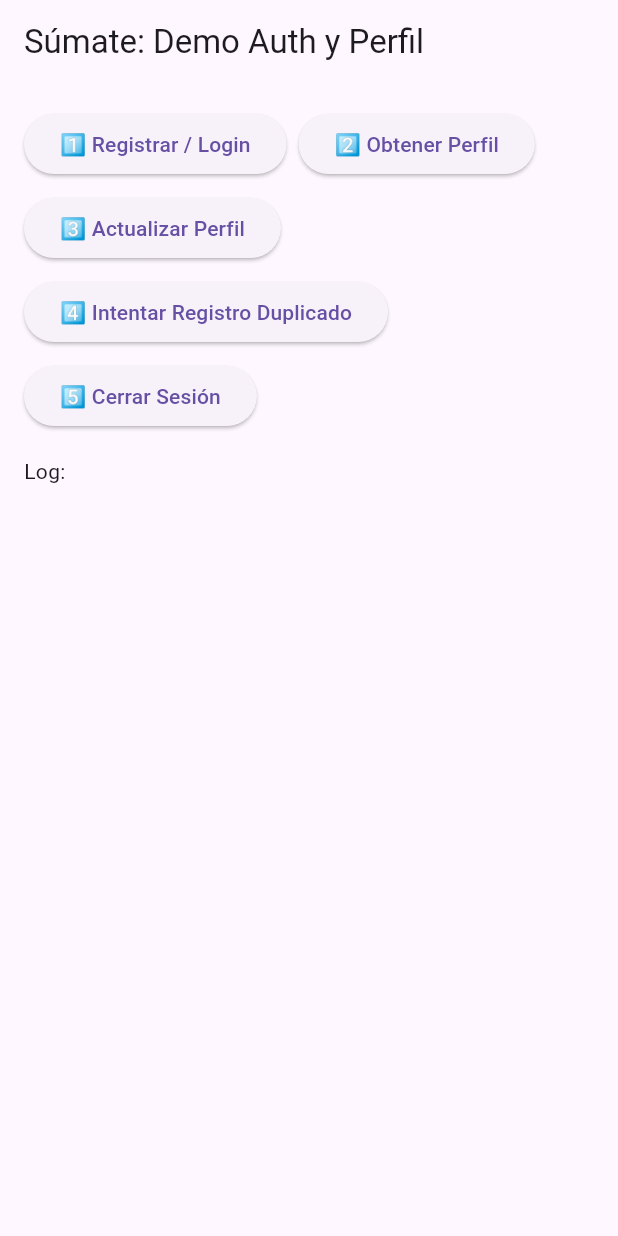
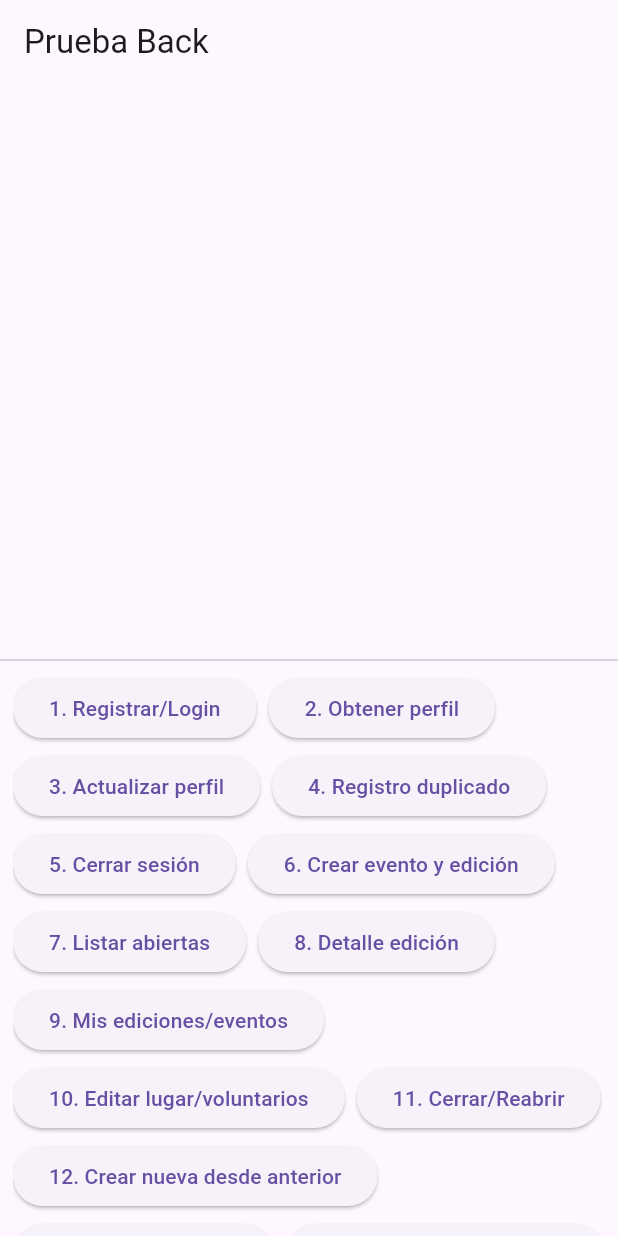
Before and after one commit to gbordae/plataformas-emergentes-labs, a Flutter app: the screen it shows after launch, on a phone screen of 412 x 824 dp. Run offline on Flutter 3.47's test engine with Material 3 defaults, Android fonts, the phone set to English and light mode, and no system bars; our stand-ins replace cloud_firestore, firebase_auth, firebase_core; accounts and stored records are empty.

Commit message:
feat(back): eventos y ediciones

```diff
--- /dev/null
+++ b/Lab_05/sumate/lib/core/errores.dart
@@ -0,0 +1,9 @@
+// lib/core/errores.dart
+
+/// Error de negocio personalizado con mensaje en español.
+class ErrorNegocio implements Exception {
+  final String mensaje;
+  ErrorNegocio(this.mensaje);
+  @override
+  String toString() => mensaje;
+}
--- a/Lab_05/sumate/lib/features/eventos/modelos/convocatoria.dart
+++ b/Lab_05/sumate/lib/features/eventos/modelos/convocatoria.dart
@@ -20,6 +20,24 @@ class Convocatoria {
     this.fechaLimite,
     this.enlaceExterno,
   });
+
+  // copyWith for Convocatoria
+  Convocatoria copyWith({
+    bool? abierta,
+    int? cupos,
+    int? ocupados,
+    String? beneficios,
+    DateTime? fechaLimite,
+    String? enlaceExterno,
+  }) => Convocatoria(
+    abierta: abierta ?? this.abierta,
+    cupos: cupos ?? this.cupos,
+    ocupados: ocupados ?? this.ocupados,
+    beneficios: beneficios ?? this.beneficios,
+    fechaLimite: fechaLimite ?? this.fechaLimite,
+    enlaceExterno: enlaceExterno ?? this.enlaceExterno,
+  );
+
 
   /// Convocatoria cerrada por defecto (sin cupos ni datos).
   const Convocatoria.cerrada()
--- a/Lab_05/sumate/lib/features/eventos/modelos/edicion.dart
+++ b/Lab_05/sumate/lib/features/eventos/modelos/edicion.dart
@@ -40,6 +40,39 @@ class Edicion {
     this.voluntarios = const Convocatoria.cerrada(),
     this.asistentes = const Convocatoria.cerrada(),
   });
+
+  // copyWith for Edicion
+  Edicion copyWith({
+    String? id,
+    String? eventoId,
+    String? eventoNombre,
+    TipoEvento? tipo,
+    String? nombre,
+    DateTime? fechaInicio,
+    DateTime? fechaFin,
+    String? lugar,
+    Modalidad? modalidad,
+    String? universidad,
+    EstadoEdicion? estado,
+    List<String>? organizadores,
+    Convocatoria? voluntarios,
+    Convocatoria? asistentes,
+  }) => Edicion(
+    id: id ?? this.id,
+    eventoId: eventoId ?? this.eventoId,
+    eventoNombre: eventoNombre ?? this.eventoNombre,
+    tipo: tipo ?? this.tipo,
+    nombre: nombre ?? this.nombre,
+    fechaInicio: fechaInicio ?? this.fechaInicio,
+    fechaFin: fechaFin ?? this.fechaFin,
+    lugar: lugar ?? this.lugar,
+    modalidad: modalidad ?? this.modalidad,
+    universidad: universidad ?? this.universidad,
+    estado: estado ?? this.estado,
+    organizadores: organizadores ?? this.organizadores,
+    voluntarios: voluntarios ?? this.voluntarios,
+    asistentes: asistentes ?? this.asistentes,
+  );
 
   // ── Lógica de negocio ───────────────────────────────────────────────────
 
--- a/Lab_05/sumate/lib/features/eventos/modelos/evento.dart
+++ b/Lab_05/sumate/lib/features/eventos/modelos/evento.dart
@@ -22,6 +22,22 @@ class Evento {
     required this.entidad,
     this.administradores = const [],
   });
+
+  Evento copyWith({
+    String? id,
+    String? nombre,
+    TipoEvento? tipo,
+    String? descripcion,
+    String? entidad,
+    List<String>? administradores,
+  }) => Evento(
+    id: id ?? this.id,
+    nombre: nombre ?? this.nombre,
+    tipo: tipo ?? this.tipo,
+    descripcion: descripcion ?? this.descripcion,
+    entidad: entidad ?? this.entidad,
+    administradores: administradores ?? this.administradores,
+  );
 
   // ── Deserialización ─────────────────────────────────────────────────────
 
--- /dev/null
+++ b/Lab_05/sumate/lib/features/eventos/servicios/edicion_service.dart
@@ -0,0 +1,139 @@
+// lib/features/eventos/servicios/edicion_service.dart
+import 'package:cloud_firestore/cloud_firestore.dart';
+import '../../../core/errores.dart';
+import '../modelos/edicion.dart';
+import '../modelos/evento.dart';
+import '../modelos/convocatoria.dart';
+import '../../../core/enums.dart';
+
+class EdicionService {
+  final FirebaseFirestore _firestore;
+
+  EdicionService({FirebaseFirestore? firestore})
+      : _firestore = firestore ?? FirebaseFirestore.instance;
+
+  Future<String> crear(Edicion edicion) async {
+    final docRef = _firestore.collection('ediciones').doc();
+    final data = edicion.copyWith(id: docRef.id).toMap();
+    await docRef.set(data);
+    return docRef.id;
+  }
+
+  Future<Edicion?> obtener(String id) async {
+    final doc = await _firestore.collection('ediciones').doc(id).get();
+    if (!doc.exists) return null;
+    return Edicion.fromFirestore(doc);
+  }
+
+  Future<List<Edicion>> misEdicionesAbiertas(String uid) async {
+    final query = await _firestore
+        .collection('ediciones')
+        .where('organizadores', arrayContains: uid)
+        .where('estado', isEqualTo: EstadoEdicion.abierta.name)
+        .get();
+    return query.docs.map((d) => Edicion.fromFirestore(d)).toList();
+  }
+
+  Future<List<Edicion>> misEdicionesAbiertasFiltros(String uid, {TipoEvento? tipo}) async {
+    var col = _firestore.collection('ediciones')
+        .where('organizadores', arrayContains: uid)
+        .where('estado', isEqualTo: EstadoEdicion.abierta.name);
+    if (tipo != null) {
+      col = col.where('tipo', isEqualTo: tipo.name);
+    }
+    final query = await col.get();
+    return query.docs.map((d) => Edicion.fromFirestore(d)).toList();
+  }
+
+  Future<List<Edicion>> misEdiciones(String uid) async {
+    final query = await _firestore
+        .collection('ediciones')
+        .where('organizadores', arrayContains: uid)
+        .get();
+    return query.docs.map((d) => Edicion.fromFirestore(d)).toList();
+  }
+
+  Future<void> editar(Edicion edicion) async {
+    final docRef = _firestore.collection('ediciones').doc(edicion.id);
+    final exists = await docRef.get();
+    if (!exists.exists) throw ErrorNegocio('Edición no encontrada');
+    await docRef.update(edicion.toMap());
+  }
+
+  Future<void> cerrar(String id) async {
+    final docRef = _firestore.collection('ediciones').doc(id);
+    final snap = await docRef.get();
+    if (!snap.exists) throw ErrorNegocio('Edición no encontrada');
+    await docRef.update({'estado': EstadoEdicion.cerrada.name});
+  }
+
+  Future<void> reabrir(String id) async {
+    final docRef = _firestore.collection('ediciones').doc(id);
+    final snap = await docRef.get();
+    if (!snap.exists) throw ErrorNegocio('Edición no encontrada');
+    await docRef.update({'estado': EstadoEdicion.abierta.name});
+  }
+
+  Future<String> crearNuevaEdicionDesde(String sourceId) async {
+    final source = await obtener(sourceId);
+    if (source == null) throw ErrorNegocio('Edición origen no encontrada');
+    // Build new Convocatoria objects without fechaLimite and reset ocupados
+    final nuevaVoluntarios = Convocatoria(
+      abierta: source.voluntarios.abierta,
+      cupos: source.voluntarios.cupos,
+      ocupados: 0,
+      beneficios: source.voluntarios.beneficios,
+      fechaLimite: null,
+      enlaceExterno: source.voluntarios.enlaceExterno,
+    );
+    final nuevaAsistentes = Convocatoria(
+      abierta: source.asistentes.abierta,
+      cupos: source.asistentes.cupos,
+      ocupados: 0,
+      // asistentes no tienen beneficios
+      fechaLimite: null,
+      enlaceExterno: source.asistentes.enlaceExterno,
+    );
+    final nueva = Edicion(
+      id: '',
+      eventoId: source.eventoId,
+      eventoNombre: source.eventoNombre,
+      tipo: source.tipo,
+      nombre: source.nombre,
+      fechaInicio: source.fechaInicio,
+      fechaFin: source.fechaFin,
+      lugar: source.lugar,
+      modalidad: source.modalidad,
+      universidad: source.universidad,
+      estado: source.estado,
+      organizadores: source.organizadores,
+      voluntarios: nuevaVoluntarios,
+      asistentes: nuevaAsistentes,
+    );
+    final newId = await crear(nueva);
+    return newId;
+  }
+
+  /// Crea un evento y su primera edición en una transacción.
+  /// Devuelve el ID de la edición creada.
+  Future<String> crearEventoConPrimeraEdicion({
+    required Evento evento,
+    required Edicion edicion,
+    required String uid,
+  }) async {
+    final batch = _firestore.batch();
+    final eventoRef = _firestore.collection('eventos').doc();
+    final eventoData = evento.copyWith(id: eventoRef.id).toMap();
+    batch.set(eventoRef, eventoData);
+    final edicionRef = _firestore.collection('ediciones').doc();
+    final edicionData = edicion.copyWith(
+      id: edicionRef.id,
+      eventoId: eventoRef.id,
+      eventoNombre: evento.nombre,
+      organizadores: [uid],
+    ).toMap();
+    batch.set(edicionRef, edicionData);
+    await batch.commit();
+    return edicionRef.id;
+  }
+}
--- /dev/null
+++ b/Lab_05/sumate/lib/features/eventos/servicios/evento_service.dart
@@ -0,0 +1,28 @@
+// lib/features/eventos/servicios/evento_service.dart
+import 'package:cloud_firestore/cloud_firestore.dart';
+import '../modelos/evento.dart';
+
+/// Servicio para gestionar eventos.
+class EventoService {
+  final FirebaseFirestore _firestore;
+
+  EventoService({FirebaseFirestore? firestore})
+      : _firestore = firestore ?? FirebaseFirestore.instance;
+
+  /// Obtiene un [Evento] por su ID.
+  Future<Evento?> obtener(String eventoId) async {
+    final doc = await _firestore.collection('eventos').doc(eventoId).get();
+    if (!doc.exists) return null;
+    return Evento.fromFirestore(doc);
+  }
+
+  /// Lista los eventos donde el usuario es administrador.
+  /// No se aplica orderBy en la consulta; el cliente puede ordenar por nombre.
+  Future<List<Evento>> misEventos(String uid) async {
+    final query = await _firestore
+        .collection('eventos')
+        .where('administradores', arrayContains: uid)
+        .get();
+    return query.docs.map((d) => Evento.fromFirestore(d)).toList();
+  }
+}
--- a/Lab_05/sumate/lib/main.dart
+++ b/Lab_05/sumate/lib/main.dart
@@ -9,6 +9,7 @@ import 'package:flutter/material.dart';
 import 'firebase_options.dart';
 import 'features/auth/servicios/auth_service.dart';
 import 'features/perfil/servicios/usuario_service.dart';
+import 'pruebas/prueba_back.dart';
 
 
 // Cambiar a true para usar los emuladores locales
@@ -27,7 +28,7 @@ Future<void> main() async {
     FirebaseFirestore.instance.useFirestoreEmulator(host, 8080);
   }
 
-  runApp(const AuthDemoApp());
+  runApp(const MaterialApp(debugShowCheckedModeBanner: false, home: PruebaBackScreen()));
 }
 
 /// Aplicación de prueba que recorre los pasos solicitados.
--- /dev/null
+++ b/Lab_05/sumate/lib/pruebas/prueba_back.dart
@@ -0,0 +1,293 @@
+// lib/pruebas/prueba_back.dart
+import 'package:flutter/material.dart';
+import 'package:firebase_auth/firebase_auth.dart';
+import 'package:cloud_firestore/cloud_firestore.dart';
+
+import '../features/auth/servicios/auth_service.dart';
+import '../features/perfil/servicios/usuario_service.dart';
+import '../features/eventos/servicios/evento_service.dart';
+import '../features/eventos/servicios/edicion_service.dart';
+import '../features/eventos/modelos/evento.dart';
+import '../features/eventos/modelos/edicion.dart';
+import '../features/eventos/modelos/convocatoria.dart';
+import '../core/enums.dart';
+import '../core/errores.dart';
+
+/// Pantalla de prueba que ejecuta los pasos 3 y 4 del backend.
+class PruebaBackScreen extends StatefulWidget {
+  const PruebaBackScreen({super.key});
+
+  @override
+  State<PruebaBackScreen> createState() => _PruebaBackScreenState();
+}
+
+class _PruebaBackScreenState extends State<PruebaBackScreen> {
+  final AuthService _authService = AuthService();
+  final UsuarioService _usuarioService = UsuarioService();
+  final EventoService _eventoService = EventoService();
+  final EdicionService _edicionService = EdicionService();
+
+  final List<String> _log = [];
+
+  void _addLog(String msg) => setState(() => _log.add(msg));
+
+  // ---------- Paso 3 ----------
+  Future<void> _registrarLogin() async {
+    const correo = 'prueba@sumate.pe';
+    const password = '123456';
+    const nombre = 'Prueba';
+    try {
+      await _authService.registrar(nombre: nombre, correo: correo, password: password);
+      _addLog('✅ Registro exitoso');
+    } on AuthError catch (e) {
+      if (e.mensaje.contains('ya está en uso')) {
+        try {
+          await _authService.iniciarSesion(correo: correo, password: password);
+          _addLog('⚠️ Usuario ya registrado, login exitoso');
+        } on AuthError catch (e2) {
+          _addLog('❌ Error al login: ${e2.mensaje}');
+        }
+      } else {
+        _addLog('❌ Error registro: ${e.mensaje}');
+      }
+    }
+  }
+
+  Future<void> _obtenerPerfil() async {
+    final uid = _authService.usuarioActual?.uid;
+    if (uid == null) return _addLog('❌ No hay usuario autenticado');
+    final usuario = await _usuarioService.obtener(uid);
+    if (usuario == null) {
+      _addLog('⚠️ Perfil no encontrado');
+    } else {
+      _addLog('✅ Perfil: ${usuario.nombre}, ${usuario.universidad}, ${usuario.carrera}');
+    }
+  }
+
+  Future<void> _actualizarPerfil() async {
+    final uid = _authService.usuarioActual?.uid;
+    if (uid == null) return _addLog('❌ No hay usuario autenticado');
+    final actual = await _usuarioService.obtener(uid);
+    if (actual == null) return _addLog('⚠️ Perfil no encontrado');
+    final actualizado = actual.copyWith(
+      universidad: 'UNSA',
+      carrera: 'Ingeniería de Sistemas',
+      ciclo: 5,
+      habilidades: ['Flutter', 'Diseño'],
+    );
+    await _usuarioService.actualizar(actualizado);
+    _addLog('✅ Perfil actualizado');
+    final revisado = await _usuarioService.obtener(uid);
+    _addLog('🔎 Revisado: ${revisado?.universidad}, ${revisado?.carrera}, ${revisado?.ciclo}');
+  }
+
+  Future<void> _registroDuplicado() async {
+    const correo = 'prueba@sumate.pe';
+    const password = '123456';
+    const nombre = 'PruebaDup';
+    try {
+      await _authService.registrar(nombre: nombre, correo: correo, password: password);
+      _addLog('❌ Registro duplicado inesperado');
+    } on AuthError catch (e) {
+      _addLog('✅ Registro duplicado detectado: ${e.mensaje}');
+    }
+  }
+
+  Future<void> _cerrarSesion() async {
+    await _authService.cerrarSesion();
+    _addLog('✅ Sesión cerrada');
+  }
+
+  // ---------- Paso 4 ----------
+
+  String? _edicionCreadaId;
+
+  Future<void> _crearEventoYEdicion() async {
+    final uid = _authService.usuarioActual?.uid ?? '';
+    final evento = Evento(
+      id: '',
+      nombre: 'Hack4Edu',
+      tipo: TipoEvento.hackathon,
+      descripcion: '',
+      entidad: '',
+      administradores: [uid],
+    );
+    final edicion = Edicion(
+      id: '',
+      eventoId: '',
+      eventoNombre: 'Hack4Edu',
+      tipo: TipoEvento.hackathon,
+      nombre: 'Hack4Edu 2026',
+      fechaInicio: DateTime(2026, 12, 1),
+      fechaFin: DateTime(2026, 12, 3),
+      lugar: 'Campus UNSA',
+      modalidad: Modalidad.hibrido,
+      universidad: 'UNSA',
+      organizadores: [uid],
+      voluntarios: Convocatoria(abierta: true, cupos: 5, ocupados: 0),
+      asistentes: Convocatoria(abierta: true, cupos: 50, ocupados: 0),
+    );
+    final edicionId = await _edicionService.crearEventoConPrimeraEdicion(evento: evento, edicion: edicion, uid: uid);
+    _edicionCreadaId = edicionId;
+    _addLog('✅ Evento y edición creados, edición id=$edicionId');
+  }
+
+  Future<void> _listarAbiertas() async {
+    final uid = _authService.usuarioActual?.uid;
+    if (uid == null) return _addLog('❌ No hay usuario');
+    final abiertas = await _edicionService.misEdicionesAbiertas(uid);
+    _addLog('✅ Ediciones abiertas tot=${abiertas.length}');
+    final hackAbiertas = await _edicionService.misEdicionesAbiertasFiltros(uid, tipo: TipoEvento.hackathon);
+    _addLog('✅ Hackathon abiertas=${hackAbiertas.length}');
+  }
+
+  Future<void> _detalleEdicionCreada() async {
+    final id = _edicionCreadaId;
+    if (id == null) return _addLog('❌ No hay edición creada');
+    final detalle = await _edicionService.obtener(id);
+    _addLog('✅ Detalle edición: ${detalle?.nombre}, lugar=${detalle?.lugar}, voluntarios=${detalle?.voluntarios.cupos}');
+  }
+
+  Future<void> _misEdicionesYEventos() async {
+    final uid = _authService.usuarioActual?.uid;
+    if (uid == null) return _addLog('❌ No hay usuario');
+    final misEdiciones = await _edicionService.misEdiciones(uid);
+    final misEventos = await _eventoService.misEventos(uid);
+    _addLog('✅ Tengo ${misEdiciones.length} ediciones y ${misEventos.length} eventos');
+  }
+
+  Future<void> _editarLugarYVoluntarios() async {
+    final id = _edicionCreadaId;
+    if (id == null) return _addLog('❌ No hay edición');
+    final edicion = await _edicionService.obtener(id);
+    if (edicion == null) return _addLog('❌ Edición no encontrada');
+    final actualizada = edicion.copyWith(
+      lugar: 'Nuevo Campus',
+      voluntarios: edicion.voluntarios.copyWith(cupos: 8, ocupados: 0),
+    );
+    await _edicionService.editar(actualizada);
+    final revisada = await _edicionService.obtener(id);
+    _addLog('✅ Editada: lugar=${revisada?.lugar}, voluntarios max=${revisada?.voluntarios.cupos}, ocupados=${revisada?.voluntarios.ocupados}');
+  }
+
+  Future<void> _cerrarReabrirEdicion() async {
+    final id = _edicionCreadaId;
+    if (id == null) return _addLog('❌ No hay edición');
+    await _edicionService.cerrar(id);
+    final trasCerrar = await _edicionService.obtener(id);
+    _addLog('✅ Estado tras cerrar: ${trasCerrar?.estado}');
+    final uid = _authService.usuarioActual?.uid;
+    if (uid != null) {
+      final abiertas = await _edicionService.misEdicionesAbiertas(uid);
+      final contiene = abiertas.any((e) => e.id == id);
+      _addLog('✅ Aparece en abiertas después de cerrar? $contiene');
+    }
+    await _edicionService.reabrir(id);
+    final trasReabrir = await _edicionService.obtener(id);
+    _addLog('✅ Estado tras reabrir: ${trasReabrir?.estado}');
+  }
+
+  Future<void> _crearNuevaDesdeAnterior() async {
+    final id = _edicionCreadaId;
+    if (id == null) return _addLog('❌ No hay edición fuente');
+    final nuevaId = await _edicionService.crearNuevaEdicionDesde(id);
+    _addLog('✅ Nueva edición creada desde $id con id=$nuevaId');
+  }
+
+  Future<void> _registrarOtroLoginYEditar() async {
+    const correo = 'otro@sumate.pe';
+    const password = '123456';
+    const nombre = 'Otro';
+    try {
+      await _authService.registrar(nombre: nombre, correo: correo, password: password);
+      _addLog('✅ Otro usuario registrado');
+    } on AuthError catch (_) {
+      await _authService.iniciarSesion(correo: correo, password: password);
+      _addLog('✅ Otro usuario login');
+    }
+    try {
+      final edicion = await _edicionService.obtener(_edicionCreadaId ?? '');
+      if (edicion == null) throw ErrorNegocio('Edición no encontrada');
+      final editada = edicion.copyWith(lugar: 'Otro Lugar');
+      await _edicionService.editar(editada);
+      _addLog('❌ Edición editada inesperadamente por otro usuario');
+    } on FirebaseException catch (e) {
+      if (e.code == 'permission-denied') {
+        _addLog('✅ Permission denied al editar como otro usuario');
+      } else {
+        _addLog('❌ Firebase error: ${e.code}');
+      }
+    } on ErrorNegocio catch (e) {
+      _addLog('✅ ErrorNegocio capturado: $e');
+    }
+  }
+
+  Future<void> _registrarOtroLoginYCrearDesde() async {
+    const correo = 'otro2@sumate.pe';
+    const password = '123456';
+    const nombre = 'Otro2';
+    try {
+      await _authService.registrar(nombre: nombre, correo: correo, password: password);
+      _addLog('✅ Otro2 registrado');
+    } on AuthError catch (_) {
+      await _authService.iniciarSesion(correo: correo, password: password);
+      _addLog('✅ Otro2 login');
+    }
+    try {
+      final nuevaId = await _edicionService.crearNuevaEdicionDesde(_edicionCreadaId ?? '');
+      _addLog('❌ Creó nueva edición desde otro usuario, id=$nuevaId');
+    } on FirebaseException catch (e) {
+      if (e.code == 'permission-denied') {
+        _addLog('✅ Permission denied al crear nueva edición desde otro usuario');
+      } else {
+        _addLog('❌ Firebase error: ${e.code}');
+      }
+    } on ErrorNegocio catch (e) {
+      _addLog('✅ ErrorNegocio al crear desde otro usuario: $e');
+    }
+  }
+
+  @override
+  Widget build(BuildContext context) {
+    return Scaffold(
+      appBar: AppBar(title: const Text('Prueba Back')),
+      body: Column(
+        children: [
+          Expanded(
+            child: ListView.builder(
+              itemCount: _log.length,
+              itemBuilder: (_, i) => Text(_log[i]),
+            ),
+          ),
+          const Divider(),
+          Expanded(
+            child: SingleChildScrollView(
+              child: Wrap(
+                spacing: 8,
+                runSpacing: 4,
+                children: [
+                  // Paso 3 botones
+                  ElevatedButton(onPressed: _registrarLogin, child: const Text('1. Registrar/Login')),
+                  ElevatedButton(onPressed: _obtenerPerfil, child: const Text('2. Obtener perfil')),
+                  ElevatedButton(onPressed: _actualizarPerfil, child: const Text('3. Actualizar perfil')),
+                  ElevatedButton(onPressed: _registroDuplicado, child: const Text('4. Registro duplicado')),
+                  ElevatedButton(onPressed: _cerrarSesion, child: const Text('5. Cerrar sesión')),
+                  // Paso 4 botones
+                  ElevatedButton(onPressed: _crearEventoYEdicion, child: const Text('6. Crear evento y edición')),
+                  ElevatedButton(onPressed: _listarAbiertas, child: const Text('7. Listar abiertas')),
+                  ElevatedButton(onPressed: _detalleEdicionCreada, child: const Text('8. Detalle edición')),
+                  ElevatedButton(onPressed: _misEdicionesYEventos, child: const Text('9. Mis ediciones/eventos')),
+                  ElevatedButton(onPressed: _editarLugarYVoluntarios, child: const Text('10. Editar lugar/voluntarios')),
+                  ElevatedButton(onPressed: _cerrarReabrirEdicion, child: const Text('11. Cerrar/Reabrir')),
+                  ElevatedButton(onPressed: _crearNuevaDesdeAnterior, child: const Text('12. Crear nueva desde anterior')),
+                  ElevatedButton(onPressed: _registrarOtroLoginYEditar, child: const Text('13. Otro login editar')),
+                  ElevatedButton(onPressed: _registrarOtroLoginYCrearDesde, child: const Text('14. Otro login crear desde')),
+                ],
+              ),
+            ),
+          ),
+        ],
+      ),
+    );
+  }
+}
```
Also changed, not shown: Lab_05/sumate/firebase.json, 2 other files.
